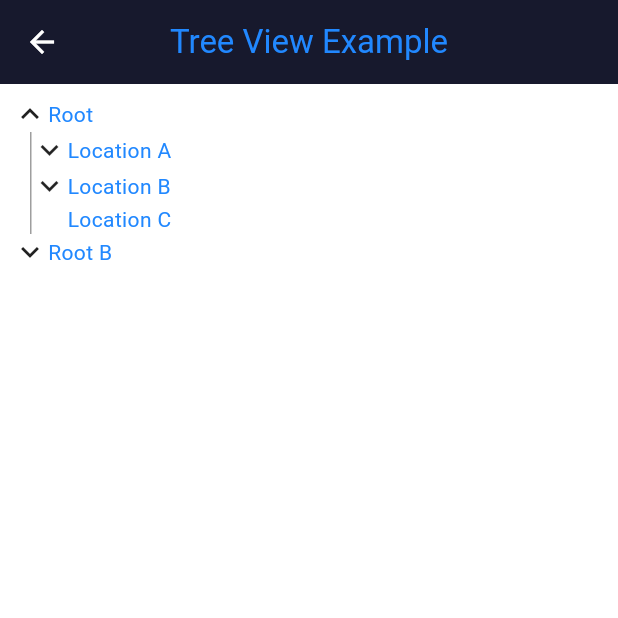
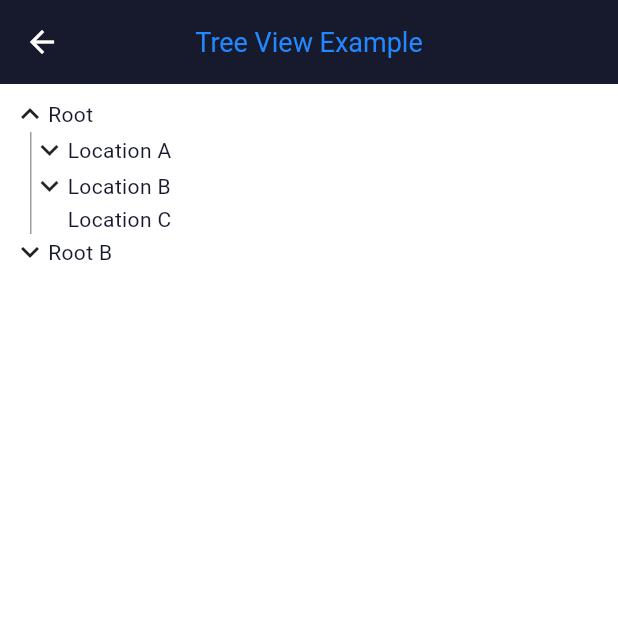
Before and after one commit to felipefranca824/traction-tree, a Flutter app: the MyHomePage screen opened directly with empty values, after a tap on the "keyboard arrow down" icon, on a phone screen of 412 x 824 dp, the top half of it. Run offline on Flutter 3.47's test engine with Material 3 defaults, Android fonts, the phone set to English and light mode, and no system bars; our stand-ins replace dio, flutter_modular, fpdart, pretty_dio_logger; network calls fail.

```diff
--- a/lib/src/features/assets/presenter/widgets/asset_card.dart
+++ b/lib/src/features/assets/presenter/widgets/asset_card.dart
@@ -52,7 +52,7 @@ class AssetCard extends StatelessWidget {
               padding: EdgeInsets.only(left: 4.0),
               child: Icon(
                 Icons.electric_bolt,
-                color: AppThemeColors.green,
+                color: AppColorsTheme.green,
                 size: 10,
               ),
             ),
--- a/lib/src/ui/theme/app_color_scheme.dart
+++ b/lib/src/ui/theme/app_color_scheme.dart
@@ -1,26 +1,28 @@
 import 'package:flutter/material.dart';
 
-class AppThemeColors {
+class AppColorsTheme {
   static const primary = Color(0xff2188FF);
   static const white = Colors.white;
-  static const blueDark = Color(0xff17192D);
+  static const secondary = Color(0xff17192D);
   static const green = Color(0xff52C41A);
   static const red = Color(0xFFED3833);
+  static const neutral100 = Color(0xFFEAEFF3);
+  static const neutral500 = Color(0xFF8E98A3);
 }
 
 class AppColorScheme extends ColorScheme {
   const AppColorScheme({
     super.brightness = Brightness.light,
-    super.primary = AppThemeColors.primary,
-    super.onPrimary = AppThemeColors.white,
-    super.secondary = AppThemeColors.blueDark,
-    super.onSecondary = AppThemeColors.white,
-    super.error = AppThemeColors.red,
-    super.onError = AppThemeColors.white,
-    super.background = AppThemeColors.white,
-    super.onBackground = AppThemeColors.primary,
-    super.surface = AppThemeColors.white,
-    super.onSurface = AppThemeColors.primary,
-    super.surfaceVariant = AppThemeColors.primary,
+    super.primary = AppColorsTheme.primary,
+    super.onPrimary = AppColorsTheme.neutral100,
+    super.secondary = AppColorsTheme.secondary,
+    super.onSecondary = AppColorsTheme.neutral500,
+    super.error = AppColorsTheme.red,
+    super.onError = AppColorsTheme.white,
+    super.background = AppColorsTheme.white,
+    super.onBackground = AppColorsTheme.primary,
+    super.surface = AppColorsTheme.white,
+    super.onSurface = AppColorsTheme.primary,
+    super.surfaceVariant = AppColorsTheme.primary,
   });
 }
--- a/lib/src/ui/theme/app_text_theme.dart
+++ b/lib/src/ui/theme/app_text_theme.dart
@@ -2,17 +2,41 @@ import 'package:flutter/material.dart';
 
 import 'app_color_scheme.dart';
 
-class AppTextTheme extends TextTheme {
-  const AppTextTheme({
-    super.titleMedium = const TextStyle(
-      fontSize: 18,
-      fontWeight: FontWeight.w500,
-      color: AppThemeColors.white,
-    ),
-    super.headlineSmall = const TextStyle(
-      fontSize: 18,
-      fontWeight: FontWeight.w400,
-      color: AppThemeColors.white,
-    ),
-  });
+final class AppTextTheme {
+  static const TextStyle headlineLarge =
+      TextStyle(color: AppColorsTheme.secondary, fontWeight: FontWeight.bold, fontSize: 18);
+  static const TextStyle headlineMedium =
+      TextStyle(color: AppColorsTheme.secondary, fontWeight: FontWeight.bold, fontSize: 14);
+  static const headlineSmall =
+      TextStyle(color: AppColorsTheme.secondary, fontWeight: FontWeight.bold, fontSize: 12);
+  static const bodyLarge =
+      TextStyle(color: AppColorsTheme.secondary, fontWeight: FontWeight.w400, fontSize: 16);
+  static const bodyMedium =
+      TextStyle(color: AppColorsTheme.secondary, fontWeight: FontWeight.w400, fontSize: 14);
+  static const bodySmall =
+      TextStyle(color: AppColorsTheme.secondary, fontWeight: FontWeight.w300, fontSize: 12);
+  static const labelLarge =
+      TextStyle(color: AppColorsTheme.secondary, fontWeight: FontWeight.w400, fontSize: 18);
+  static const labelMedium =
+      TextStyle(color: AppColorsTheme.secondary, fontWeight: FontWeight.w400, fontSize: 14);
+  static const labelSmall =
+      TextStyle(color: AppColorsTheme.secondary, fontWeight: FontWeight.w400, fontSize: 12);
+  static const titleMedium =
+      TextStyle(color: AppColorsTheme.secondary, fontWeight: FontWeight.w400, fontSize: 16);
+  static const titleLarge =
+      TextStyle(color: AppColorsTheme.secondary, fontWeight: FontWeight.w400, fontSize: 18);
+
+  static const TextTheme textThemeLight = TextTheme(
+    headlineLarge: headlineLarge,
+    headlineMedium: headlineMedium,
+    headlineSmall: headlineSmall,
+    bodyLarge: bodyLarge,
+    bodyMedium: bodyMedium,
+    bodySmall: bodySmall,
+    labelLarge: labelLarge,
+    labelMedium: labelMedium,
+    labelSmall: labelSmall,
+    titleMedium: titleMedium,
+    titleLarge: titleLarge,
+  );
 }
```
Also changed, not shown: lib/src/core/utils/debouncer/debouncer.dart (added, +15 -0 lines), lib/src/features/assets/presenter/controllers/asset_controller.dart (+102 -3 lines), lib/src/features/assets/presenter/controllers/asset_state.dart (+5 -2 lines), lib/src/features/assets/presenter/pages/assets_page.dart (+52 -4 lines), lib/src/ui/theme/app_theme.dart (+37 -3 lines), lib/src/ui/widgets/custom_divider.dart (added, +13 -0 lines), 1 other file.
